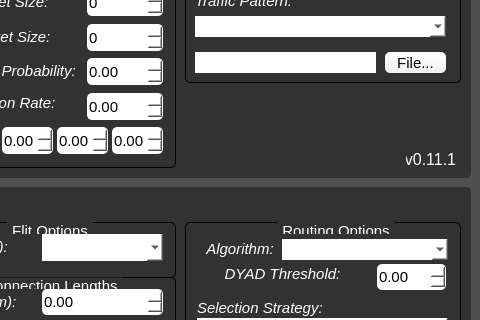
Qt form noximgui.ui (mvxt/noximGUI) before a commit; both pictures show x 370 to 850 and y 116 to 436 of the 850 by 878 pixel window.
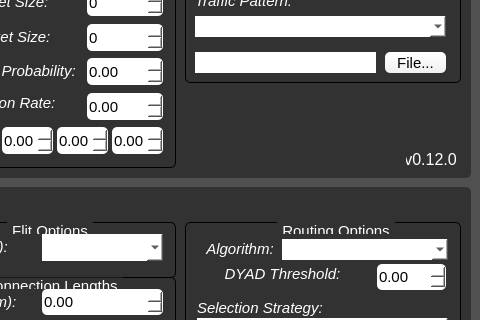
The same form after that commit. Icons and pictures are not drawn.

What changed in the file:
```diff
--- a/noximgui.ui
+++ b/noximgui.ui
@@ -1100,7 +1100,7 @@
          </rect>
         </property>
         <property name="text">
-         <string>&lt;html&gt;&lt;head/&gt;&lt;body&gt;&lt;p align=&quot;center&quot;&gt;&lt;span style=&quot; font-size:12pt;&quot;&gt;v0.11.1&lt;/span&gt;&lt;/p&gt;&lt;/body&gt;&lt;/html&gt;</string>
+         <string>&lt;html&gt;&lt;head/&gt;&lt;body&gt;&lt;p align=&quot;center&quot;&gt;&lt;span style=&quot; font-size:12pt;&quot;&gt;v0.12.0&lt;/span&gt;&lt;/p&gt;&lt;/body&gt;&lt;/html&gt;</string>
         </property>
        </widget>
        <widget class="QLabel" name="label">
```
